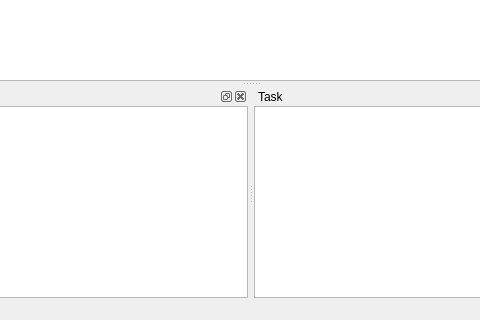
First picture: the form in src/mainwindow.ui, repository ambiesoft/SceneExplorer, before the edit; both pictures show x 254 to 734 and y 270 to 590 of the 1009 by 590 pixel window.
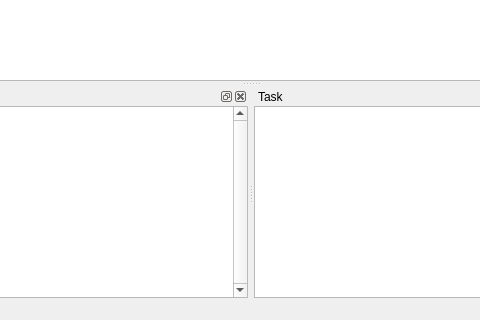
Second picture: the form after the edit. Icons and pictures are not drawn. Custom widgets are drawn as their Qt base class.

Commit message: Fixed: Auto-scroll of 'output log' window does not work when it's set as 'NoWrap'.

What changed in the file:
```diff
--- a/src/mainwindow.ui
+++ b/src/mainwindow.ui
@@ -361,6 +361,9 @@
        <property name="contextMenuPolicy">
         <enum>Qt::CustomContextMenu</enum>
        </property>
+       <property name="verticalScrollBarPolicy">
+        <enum>Qt::ScrollBarAlwaysOn</enum>
+       </property>
        <property name="lineWrapMode">
         <enum>QPlainTextEdit::NoWrap</enum>
        </property>
```
The commit also changes 4 other files.
